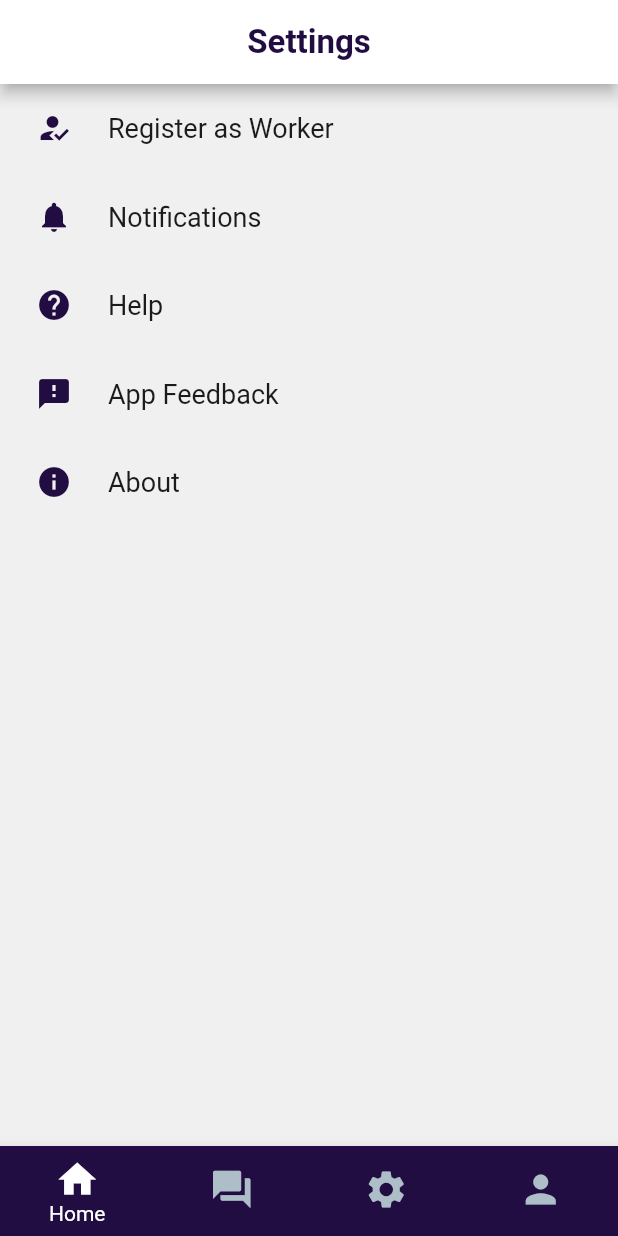
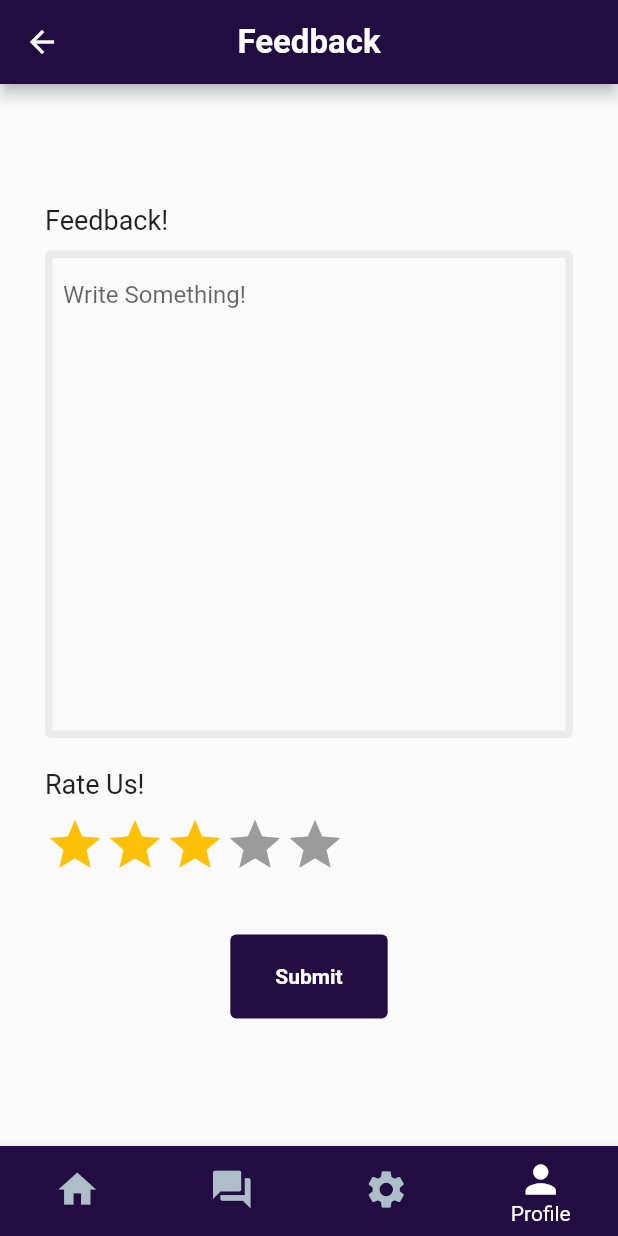
Before and after one commit to leahdsouza/Skilled-worker-app, a Flutter app: the SettingPage screen opened by its route, after a tap on "App Feedback", on a phone screen of 412 x 824 dp. Run offline on Flutter 3.47's test engine with Material 2 defaults, Android fonts, the phone set to English and light mode, and no system bars; drawn by our look-alikes of flutter_rating_bar, settings_ui; our stand-ins replace expandable.

Commit message:
help and feedback page

```diff
--- a/lib/main.dart
+++ b/lib/main.dart
@@ -3,6 +3,8 @@ import 'package:flutter/material.dart';
 import 'package:skilled_worker_app/pages/create_new_account.dart';
 import 'package:skilled_worker_app/pages/settings.dart';
 import 'package:skilled_worker_app/pages/login.dart';
+import 'package:skilled_worker_app/pages/feedback.dart';
+import 'package:skilled_worker_app/pages/help.dart';
 
 void main() {
   runApp(MaterialApp(
@@ -11,7 +13,9 @@ void main() {
     routes:{
       '/login': (context) => Login(),
       '/': (context)=> CreateAccount(),
-      '/second': (context) => SettingPage(),
+      '/settings': (context) => SettingPage(),
+      '/feedback': (context) => FeedbackPage(),
+      '/help': (context) => HelpPage()
     },
   ));
 }
--- a/lib/pages/create_new_account.dart
+++ b/lib/pages/create_new_account.dart
@@ -162,7 +162,7 @@ class CreateAccount extends StatelessWidget {
                         ),
                     ),
                     onPressed: () {
-                      Navigator.pushNamed(context, '/second');
+                      Navigator.pushNamed(context, '/settings');
                     },
                   ),
                 ],
--- a/lib/pages/feedback.dart
+++ b/lib/pages/feedback.dart
@@ -0,0 +1,155 @@
+import 'package:flutter/cupertino.dart';
+import 'package:flutter/material.dart';
+import 'package:settings_ui/settings_ui.dart';
+import 'package:skilled_worker_app/pages/settings.dart';
+import 'package:skilled_worker_app/pages/create_new_account.dart';
+import 'package:flutter_rating_bar/flutter_rating_bar.dart';
+
+class FeedbackPage extends StatefulWidget {
+  const FeedbackPage({Key? key}) : super(key: key);
+
+  @override
+  _FeedbackPageState createState() => _FeedbackPageState();
+}
+
+class _FeedbackPageState extends State<FeedbackPage> {
+
+
+  int currentIndex = 3;
+  final screens = [
+    // HomePage(),
+    // ChatPage(),
+    SettingPage(),
+    // Profile(),
+  ];
+
+
+  @override
+  Widget build(BuildContext context) {
+    return Scaffold(
+      resizeToAvoidBottomInset : false,
+      appBar: AppBar(
+        centerTitle: true,
+        backgroundColor: Color(0xFF210D41),
+        title: Text("Feedback", style: TextStyle(fontSize: 22 , color: Colors.white, fontWeight: FontWeight.bold)),
+      ),
+      body: Container(
+        child: Padding(
+          padding: const EdgeInsets.fromLTRB(30,80,30,0),
+          child: Column(
+            mainAxisAlignment: MainAxisAlignment.start,
+            children: [
+              Align(
+                alignment: Alignment.centerLeft,
+                child: Text(
+                  "Feedback!",
+                  style: TextStyle(
+                    fontSize: 18
+                  ),
+                ),
+              ),
+              SizedBox(height: 10,),
+              TextField(
+
+                decoration: InputDecoration(
+                  hintText: 'Write Something!',
+                  enabledBorder: OutlineInputBorder(
+                    borderSide: BorderSide(
+                      color: Color(0xffececec),
+                      width: 5.0
+                    )
+                  )
+                ),
+                minLines: 15,
+                keyboardType: TextInputType.multiline,
+                maxLines: 15,
+              ),
+              SizedBox(height: 20,),
+              Align(
+                alignment: Alignment.centerLeft,
+                child: Text(
+                  'Rate Us!',
+                  style: TextStyle(
+                      fontSize: 18
+                  ),
+                ),
+              ),
+              SizedBox(height:10),
+              Align(
+                alignment: Alignment.centerLeft,
+                child: RatingBar.builder(
+                  initialRating: 3,
+                  minRating: 1,
+                  direction: Axis.horizontal,
+                  allowHalfRating: true,
+                  itemCount: 5,
+                  itemBuilder: (context, _) => Icon(
+                    Icons.star,
+                    color: Colors.amber,
+                  ),
+                  onRatingUpdate: (rating) {
+                    print(rating);
+                  },
+                ),
+              ),
+              SizedBox(height: 40,),
+              TextButton(
+
+                style: ElevatedButton.styleFrom(
+                    primary: Color(int.parse("0xff210d41")),
+                    padding: EdgeInsets.fromLTRB(30, 20, 30, 20)
+                ),
+                child: Text(
+                  "Submit",
+                  style: TextStyle(
+                      color: Colors.white,
+                      fontWeight: FontWeight.bold
+                  ),
+                ),
+                onPressed: () {
+
+                },
+              ),
+
+            ],
+          ),
+        ),
+
+      ),
+      bottomNavigationBar: BottomNavigationBar(
+        type: BottomNavigationBarType.fixed,
+        backgroundColor: Color(0xFF210D41),
+        selectedItemColor: Colors.white,
+        unselectedItemColor: Color(0xFFAEBEC9),
+        iconSize: 30,
+        showUnselectedLabels: false,
+        currentIndex: currentIndex,
+        onTap: (index) => setState(() {
+          currentIndex = index;
+        }),
+        items: [
+          BottomNavigationBarItem(
+            icon: Icon(Icons.home),
+            label: 'Home',
+            backgroundColor: Color(0xFF210D41),
+          ),
+          BottomNavigationBarItem(
+            icon: Icon(Icons.forum),
+            label: 'Chats',
+            backgroundColor: Color(0xFF210D41),
+          ),
+          BottomNavigationBarItem(
+            icon: Icon(Icons.settings),
+            label: 'Settings',
+            backgroundColor: Color(0xFF210D41),
+          ),
+          BottomNavigationBarItem(
+            icon: Icon(Icons.person),
+            label: 'Profile',
+            backgroundColor: Color(0xFF210D41),
+          ),
+        ],
+      ),
+    );;
+  }
+}
--- a/lib/pages/settings.dart
+++ b/lib/pages/settings.dart
@@ -59,7 +59,7 @@ class _SettingPageState extends State<SettingPage> {
                     leading: Icon(Icons.help,
                         color: Color(0xFF210D41)),
                     onPressed: (BuildContext context) {
-                      CreateAccount();
+                      Navigator.pushNamed(context, '/help');
                     },
                   ),
                   SettingsTile(
@@ -67,7 +67,7 @@ class _SettingPageState extends State<SettingPage> {
                     leading: Icon(Icons.feedback,
                         color: Color(0xFF210D41)),
                     onPressed: (BuildContext context) {
-                      CreateAccount();
+                      Navigator.pushNamed(context, '/feedback');
                     },
                   ),
                   SettingsTile(
--- a/pubspec.yaml
+++ b/pubspec.yaml
@@ -29,6 +29,8 @@ dependencies:
   # Use with the CupertinoIcons class for iOS style icons.
   cupertino_icons: ^1.0.2
   settings_ui: ^2.0.2
+  flutter_rating_bar: ^4.0.0
+  expandable: ^5.0.1
 
 dev_dependencies:
   flutter_test:
```
Also changed, not shown: lib/pages/bottom_navigation.dart (added, +51 -0 lines), lib/pages/help.dart (added, +80 -0 lines), pubspec.lock.
